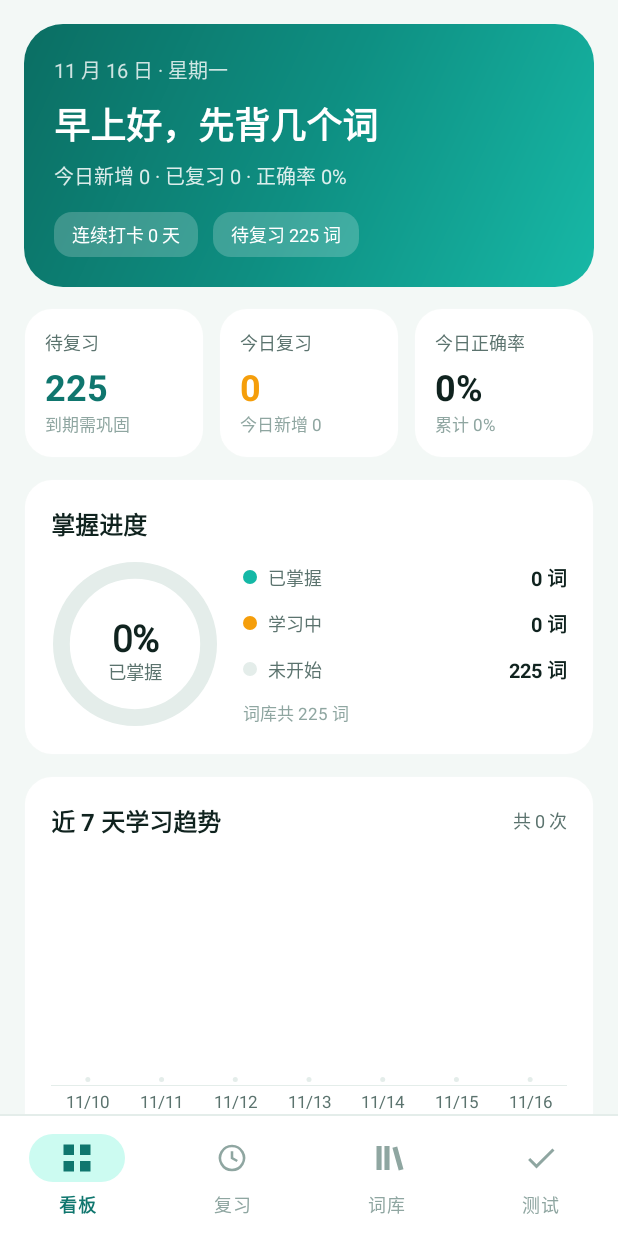
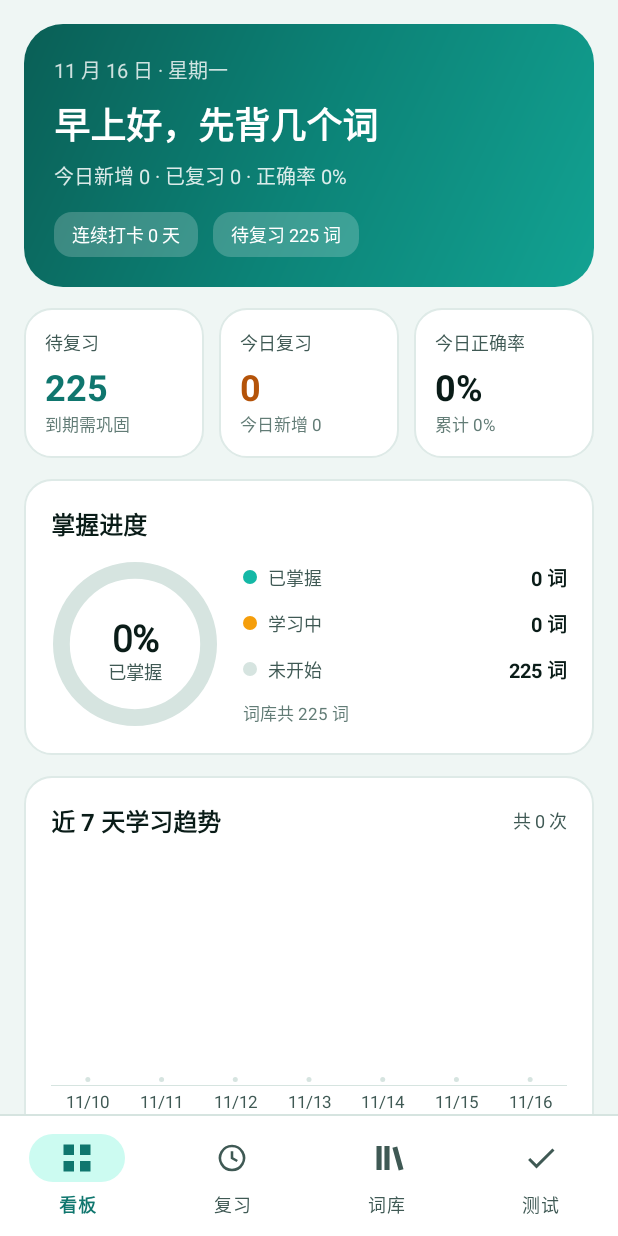
Before and after one commit to duojinlangman/android-design, an Android app: the screen it shows after launch (MainActivity), on a phone screen of 412 x 824 dp. Run offline under Robolectric (Android 15) with nearby library versions, the phone set to English and light mode, and no system bars.

Commit message:
界面配色升级：提高文字对比度，卡片加描边，按钮与头部配色加深

```diff
--- a/app/src/main/res/color/nav_item_color.xml
+++ b/app/src/main/res/color/nav_item_color.xml
@@ -1,5 +1,5 @@
 <?xml version="1.0" encoding="utf-8"?>
 <selector xmlns:android="http://schemas.android.com/apk/res/android">
     <item android:color="@color/brand" android:state_checked="true" />
-    <item android:color="@color/text_tertiary" />
+    <item android:color="@color/text_secondary" />
 </selector>
--- a/app/src/main/res/drawable/bg_button_primary.xml
+++ b/app/src/main/res/drawable/bg_button_primary.xml
@@ -1,6 +1,6 @@
 <?xml version="1.0" encoding="utf-8"?>
 <shape xmlns:android="http://schemas.android.com/apk/res/android"
     android:shape="rectangle">
-    <solid android:color="@color/brand_mid" />
-    <corners android:radius="12dp" />
+    <solid android:color="@color/brand" />
+    <corners android:radius="14dp" />
 </shape>
--- a/app/src/main/res/drawable/bg_card.xml
+++ b/app/src/main/res/drawable/bg_card.xml
@@ -3,5 +3,5 @@
     android:shape="rectangle">
     <solid android:color="@color/surface" />
     <corners android:radius="18dp" />
-    <stroke android:width="1dp" android:color="#0DFFFFFF" />
+    <stroke android:width="1dp" android:color="@color/card_stroke" />
 </shape>
--- a/app/src/main/res/drawable/bg_header.xml
+++ b/app/src/main/res/drawable/bg_header.xml
@@ -3,9 +3,9 @@
     android:shape="rectangle">
     <gradient
         android:angle="315"
-        android:startColor="#0B6E63"
-        android:centerColor="#0E8F82"
-        android:endColor="#17B8A6" />
+        android:startColor="#0A5F56"
+        android:centerColor="#0C8377"
+        android:endColor="#12A292" />
     <corners
         android:bottomLeftRadius="26dp"
         android:bottomRightRadius="26dp"
--- a/app/src/main/res/layout/fragment_dashboard.xml
+++ b/app/src/main/res/layout/fragment_dashboard.xml
@@ -144,7 +144,7 @@
                     android:layout_width="wrap_content"
                     android:layout_height="wrap_content"
                     android:layout_marginTop="4dp"
-                    android:textColor="@color/accent"
+                    android:textColor="@color/accent_text"
                     android:textSize="24sp"
                     android:textStyle="bold" />
 
--- a/app/src/main/res/layout/fragment_quiz.xml
+++ b/app/src/main/res/layout/fragment_quiz.xml
@@ -143,7 +143,7 @@
                 android:layout_width="wrap_content"
                 android:layout_height="wrap_content"
                 android:layout_marginTop="4dp"
-                android:textColor="@color/accent"
+                android:textColor="@color/accent_text"
                 android:textSize="22sp"
                 android:textStyle="bold" />
         </LinearLayout>
--- a/app/src/main/res/layout/fragment_review.xml
+++ b/app/src/main/res/layout/fragment_review.xml
@@ -75,7 +75,7 @@
                 android:layout_width="wrap_content"
                 android:layout_height="wrap_content"
                 android:layout_marginTop="2dp"
-                android:textColor="@color/accent"
+                android:textColor="@color/accent_text"
                 android:textSize="26sp"
                 android:textStyle="bold" />
         </LinearLayout>
--- a/app/src/main/res/values/colors.xml
+++ b/app/src/main/res/values/colors.xml
@@ -9,17 +9,19 @@
     <color name="brand_light">#CCFBF1</color>
     <color name="brand_mid">#14B8A6</color>
 
-    <!-- 强调色 -->
+    <!-- 强调色：accent 用于色块/图表，accent_text 专用于文字（对比度更高） -->
     <color name="accent">#F59E0B</color>
+    <color name="accent_text">#B45309</color>
     <color name="accent_light">#FEF3C7</color>
 
-    <!-- 背景与文字 -->
-    <color name="bg">#F3F8F6</color>
+    <!-- 背景与文字：提高对比度，正文近黑、说明文字加重 -->
+    <color name="bg">#EFF6F4</color>
     <color name="surface">#FFFFFFFF</color>
-    <color name="text_primary">#10231F</color>
-    <color name="text_secondary">#5B736E</color>
-    <color name="text_tertiary">#8FA6A1</color>
-    <color name="divider">#E4EDEA</color>
+    <color name="text_primary">#0A1C18</color>
+    <color name="text_secondary">#3F5954</color>
+    <color name="text_tertiary">#627C76</color>
+    <color name="divider">#D6E4E0</color>
+    <color name="card_stroke">#DEEAE7</color>
 
     <!-- 状态色 -->
     <color name="success">#16A34A</color>
--- a/app/src/main/res/values/themes.xml
+++ b/app/src/main/res/values/themes.xml
@@ -9,9 +9,13 @@
         <item name="colorSurface">@color/surface</item>
         <item name="android:colorBackground">@color/bg</item>
         <item name="colorOnSurface">@color/text_primary</item>
+        <item name="colorOnSurfaceVariant">@color/text_secondary</item>
+        <item name="android:textColorPrimary">@color/text_primary</item>
+        <item name="android:textColorSecondary">@color/text_secondary</item>
         <item name="android:statusBarColor">@android:color/transparent</item>
         <item name="android:navigationBarColor">@android:color/transparent</item>
         <item name="android:windowLightStatusBar">true</item>
+        <item name="android:windowLightNavigationBar">true</item>
     </style>
 
     <style name="Theme.Dancijiyi" parent="Base.Theme.Dancijiyi" />
```
Also changed, not shown: gradle/wrapper/gradle-wrapper.properties.
